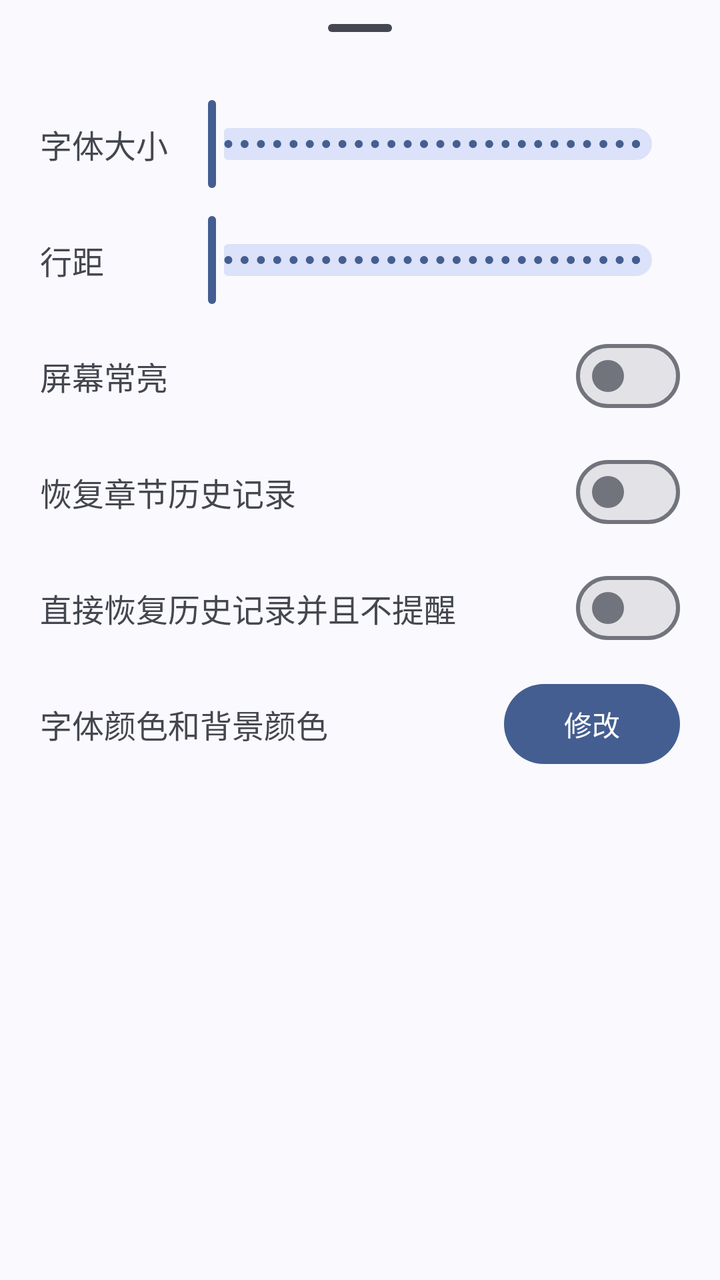
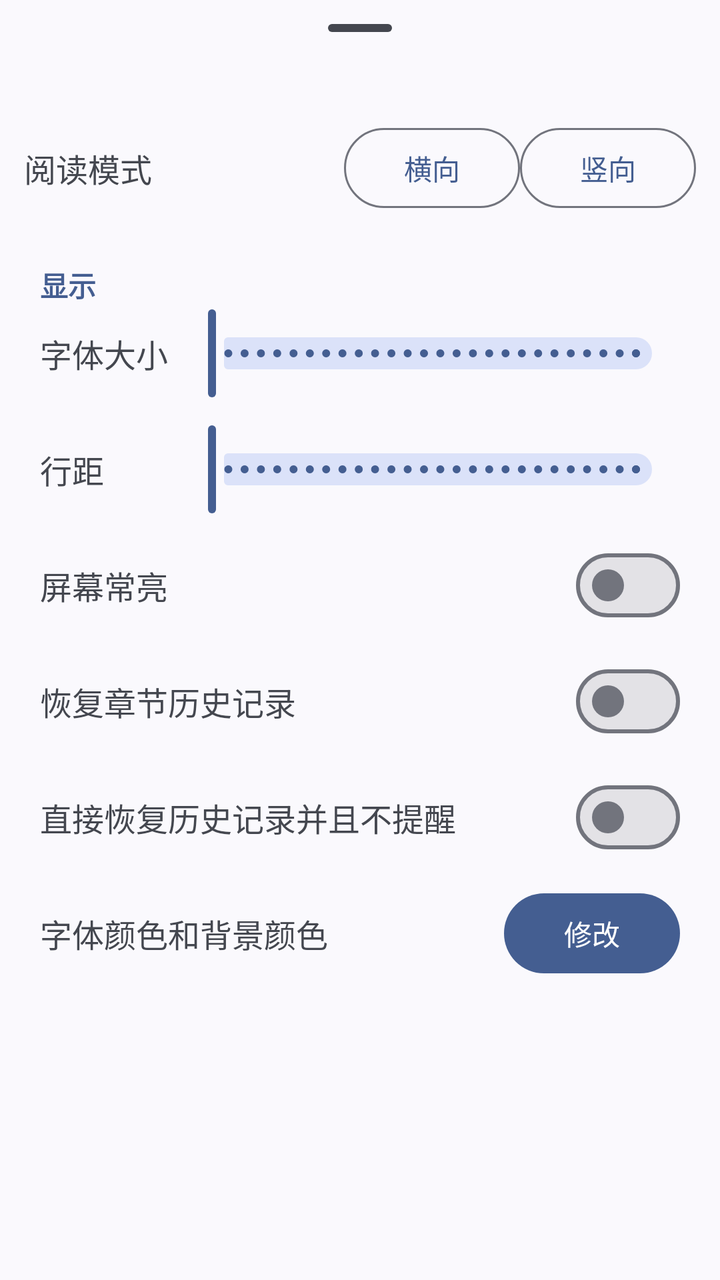

An Android layout rendered at two revisions. The XML below is the earlier revision; the diff shows what the commit changed to produce the second picture.
<!-- AndroidManifest.xml: application theme Theme.HikariNovel -->
<!-- res/layout/view_vertical_read_config.xml -->
<?xml version="1.0" encoding="utf-8"?>
<LinearLayout xmlns:android="http://schemas.android.com/apk/res/android"
    android:layout_width="match_parent"
    android:layout_height="wrap_content"
    android:orientation="vertical"
    android:layout_gravity="bottom">

    <com.google.android.material.bottomsheet.BottomSheetDragHandleView
        android:layout_width="match_parent"
        android:layout_height="wrap_content"/>

    <LinearLayout
        android:layout_width="match_parent"
        android:layout_height="wrap_content"
        android:gravity="center"
        android:orientation="horizontal"
        android:layout_marginLeft="20dp"
        android:layout_marginRight="20dp">

        <TextView
            android:layout_width="0dp"
            android:layout_height="wrap_content"
            android:layout_weight="1"
            android:text="@string/font_size"
            android:textSize="16sp" />

        <com.google.android.material.slider.Slider
            android:id="@+id/s_v_v_read_config_font_size"
            android:layout_width="0dp"
            android:layout_height="wrap_content"
            android:layout_weight="4"
            android:stepSize="1"
            android:valueFrom="1"
            android:valueTo="50" />
    </LinearLayout>

    <LinearLayout
        android:layout_width="match_parent"
        android:layout_height="wrap_content"
        android:gravity="center"
        android:orientation="horizontal"
        android:layout_marginLeft="20dp"
        android:layout_marginRight="20dp"
        android:layout_marginTop="10dp">

        <TextView
            android:layout_width="0dp"
            android:layout_height="wrap_content"
            android:layout_weight="1"
            android:text="@string/line_spacing"
            android:textSize="16sp" />

        <com.google.android.material.slider.Slider
            android:id="@+id/s_v_v_read_config_line_spacing"
            android:layout_width="0dp"
            android:layout_height="wrap_content"
            android:layout_weight="4"
            android:stepSize="1"
            android:valueFrom="1"
            android:valueTo="50" />
    </LinearLayout>

    <LinearLayout
        android:layout_width="match_parent"
        android:layout_height="wrap_content"
        android:layout_marginLeft="20dp"
        android:layout_marginRight="20dp"
        android:layout_marginTop="10dp"
        android:gravity="center"
        android:orientation="horizontal">

        <TextView
            android:layout_width="0dp"
            android:layout_height="wrap_content"
            android:layout_weight="1"
            android:text="@string/keep_screen_on"
            android:textSize="16sp" />

        <com.google.android.material.materialswitch.MaterialSwitch
            android:id="@+id/s_v_v_read_config_keep_screen_on"
            android:layout_width="wrap_content"
            android:layout_height="wrap_content" />

    </LinearLayout>

    <LinearLayout
        android:layout_width="match_parent"
        android:layout_height="wrap_content"
        android:layout_marginLeft="20dp"
        android:layout_marginRight="20dp"
        android:layout_marginTop="10dp"
        android:gravity="center"
        android:orientation="horizontal">

        <TextView
            android:layout_width="0dp"
            android:layout_height="wrap_content"
            android:layout_weight="1"
            android:text="@string/restore_chapter_read_history_with_confirm"
            android:textSize="16sp" />

        <com.google.android.material.materialswitch.MaterialSwitch
            android:id="@+id/s_v_v_read_config_restore_chapter_read_history"
            android:layout_width="wrap_content"
            android:layout_height="wrap_content" />

    </LinearLayout>

    <LinearLayout
        android:layout_width="match_parent"
        android:layout_height="wrap_content"
        android:layout_marginLeft="20dp"
        android:layout_marginTop="10dp"
        android:layout_marginRight="20dp"
        android:gravity="center"
        android:orientation="horizontal">

        <TextView
            android:layout_width="0dp"
            android:layout_height="wrap_content"
            android:layout_weight="1"
            android:text="@string/restore_chapter_read_history_without_confirm"
            android:textSize="16sp" />

        <com.google.android.material.materialswitch.MaterialSwitch
            android:id="@+id/s_v_v_read_config_restore_chapter_read_history_without_confirm"
            android:layout_width="wrap_content"
            android:layout_height="wrap_content" />

    </LinearLayout>

    <LinearLayout
        android:layout_width="match_parent"
        android:layout_height="wrap_content"
        android:gravity="center"
        android:orientation="horizontal"
        android:layout_marginLeft="20dp"
        android:layout_marginRight="20dp"
        android:layout_marginTop="10dp">

        <TextView
            android:layout_width="0dp"
            android:layout_height="wrap_content"
            android:layout_weight="1"
            android:text="@string/font_color_bg_color"
            android:textSize="16sp" />

        <com.google.android.material.button.MaterialButton
            android:id="@+id/b_v_v_read_config_change_color"
            android:layout_width="wrap_content"
            android:layout_height="wrap_content"
            android:text="@string/modify"/>

    </LinearLayout>

</LinearLayout>
<!-- resources referenced by this layout -->
<resources>
  <string name="font_color_bg_color">字体颜色和背景颜色</string>
  <string name="font_size">字体大小</string>
  <string name="keep_screen_on">屏幕常亮</string>
  <string name="line_spacing">行距</string>
  <string name="modify">修改</string>
  <string name="restore_chapter_read_history_with_confirm">恢复章节历史记录</string>
  <string name="restore_chapter_read_history_without_confirm">直接恢复历史记录并且不提醒</string>
  <style name="Theme.HikariNovel" parent="Base.Theme.HikariNovel">
          <item name="android:navigationBarColor">@android:color/transparent</item>
          <item name="android:statusBarColor">@android:color/transparent</item>
          <item name="android:windowLightStatusBar">?attr/isLightTheme</item>
      </style>
  <style name="Base.Theme.HikariNovel" parent="Theme.Material3.DynamicColors.DayNight.NoActionBar">
          
  
      </style>
</resources>

<!-- the commit's change to res/layout/view_vertical_read_config.xml (unified diff, before → after) -->
@@ -8,6 +8,14 @@
     <com.google.android.material.bottomsheet.BottomSheetDragHandleView
         android:layout_width="match_parent"
         android:layout_height="wrap_content"/>
+
+    <LinearLayout android:layout_width="match_parent" android:layout_height="wrap_content" android:gravity="center" android:padding="12dp" android:orientation="horizontal">
+        <TextView android:layout_width="0dp" android:layout_height="wrap_content" android:layout_weight="1" android:text="@string/read_mode" android:textSize="16sp" />
+        <com.google.android.material.button.MaterialButton android:id="@+id/b_v_read_config_horizontal" style="@style/Widget.Material3.Button.OutlinedButton" android:layout_width="wrap_content" android:layout_height="wrap_content" android:text="@string/horizontal" />
+        <com.google.android.material.button.MaterialButton android:id="@+id/b_v_read_config_vertical" style="@style/Widget.Material3.Button.OutlinedButton" android:layout_width="wrap_content" android:layout_height="wrap_content" android:text="@string/vertical" />
+    </LinearLayout>
+
+    <TextView android:layout_width="match_parent" android:layout_height="wrap_content" android:paddingLeft="20dp" android:paddingTop="12dp" android:text="@string/display_settings" android:textColor="?colorPrimary" android:textStyle="bold" />
 
     <LinearLayout
         android:layout_width="match_parent"
@@ -79,7 +87,7 @@
         <com.google.android.material.materialswitch.MaterialSwitch
             android:id="@+id/s_v_v_read_config_keep_screen_on"
             android:layout_width="wrap_content"
-            android:layout_height="wrap_content" />
+        android:layout_height="wrap_content" />
 
     </LinearLayout>
 
<!-- resource entries referenced after the edit -->
@@ -1,12 +1,16 @@
 <!-- resources referenced by this layout -->
 <resources>
+  <string name="display_settings">显示</string>
   <string name="font_color_bg_color">字体颜色和背景颜色</string>
   <string name="font_size">字体大小</string>
+  <string name="horizontal">横向</string>
   <string name="keep_screen_on">屏幕常亮</string>
   <string name="line_spacing">行距</string>
   <string name="modify">修改</string>
+  <string name="read_mode">阅读模式</string>
   <string name="restore_chapter_read_history_with_confirm">恢复章节历史记录</string>
   <string name="restore_chapter_read_history_without_confirm">直接恢复历史记录并且不提醒</string>
+  <string name="vertical">竖向</string>
   <style name="Theme.HikariNovel" parent="Base.Theme.HikariNovel">
           <item name="android:navigationBarColor">@android:color/transparent</item>
           <item name="android:statusBarColor">@android:color/transparent</item>
